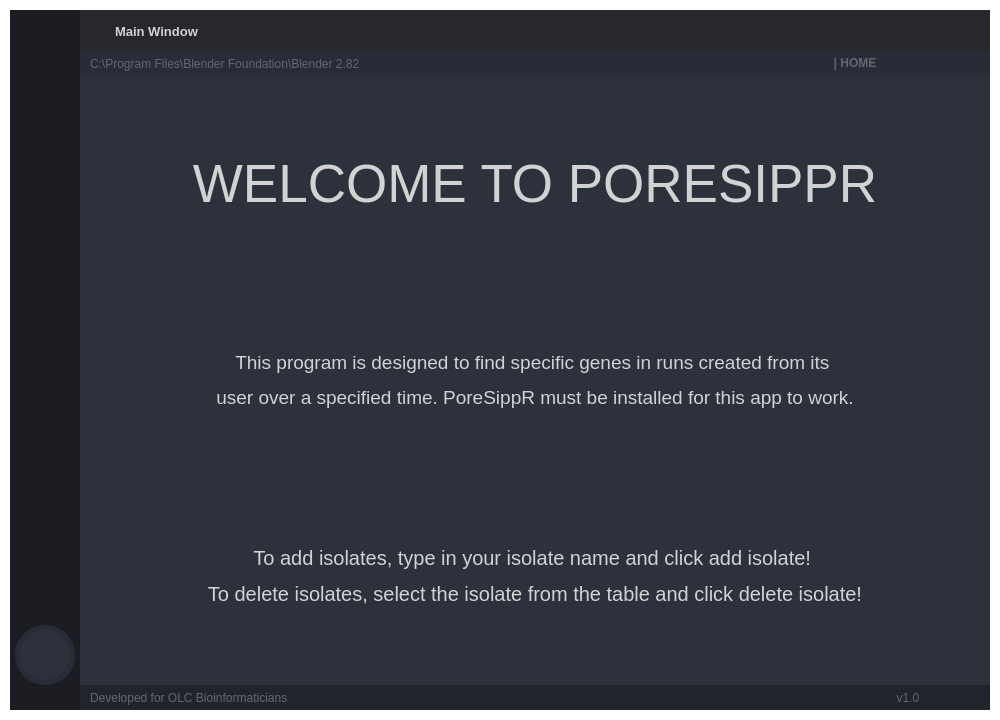
OLC-Bioinformatics/PoreSippR-GUI, file GUI_BASE.ui: the form before one commit.
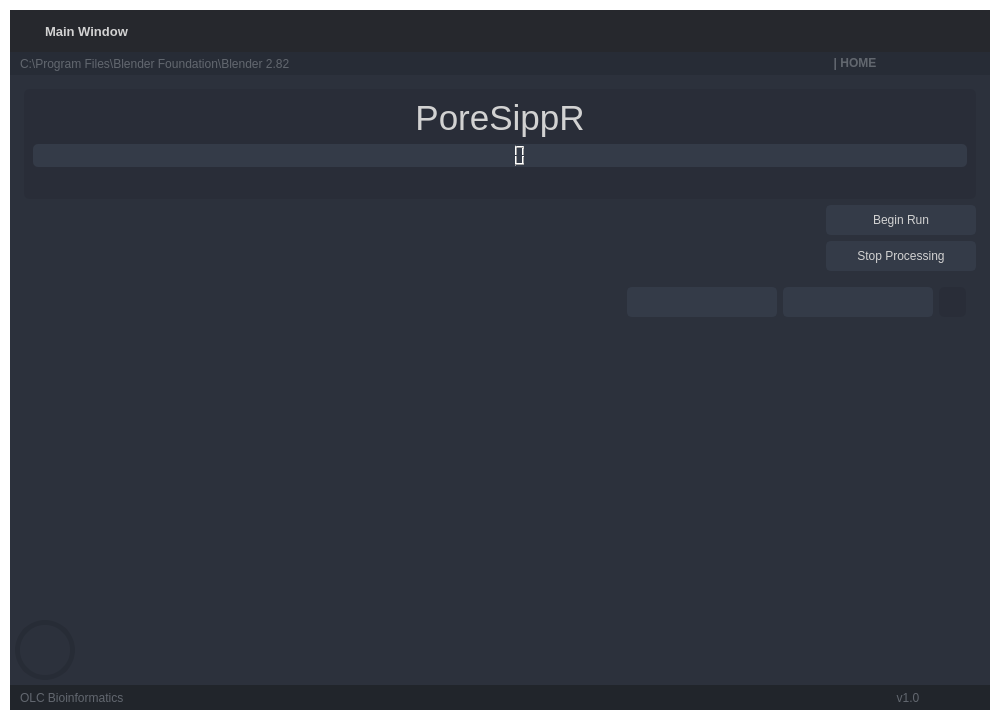
The form after the commit. Icons and pictures are not drawn.

Commit message: fix: remove home page for enhanced clarity. Rename variables to be lowercase and use underscores

The edit to the form file:
```diff
--- a/GUI_BASE.ui
+++ b/GUI_BASE.ui
@@ -882,34 +882,6 @@
              <property name="bottomMargin">
               <number>0</number>
              </property>
-             <item>
-              <widget class="QPushButton" name="btn_toggle_menu">
-               <property name="sizePolicy">
-                <sizepolicy hsizetype="Expanding" vsizetype="Expanding">
-                 <horstretch>0</horstretch>
-                 <verstretch>0</verstretch>
-                </sizepolicy>
-               </property>
-               <property name="styleSheet">
-                <string notr="true">QPushButton {
-	background-image: url(:/24x24/icons/24x24/cil-menu.png);
-	background-position: center;
-	background-repeat: no-reperat;
-	border: none;
-	background-color: rgb(27, 29, 35);
-}
-QPushButton:hover {
-	background-color: rgb(33, 37, 43);
-}
-QPushButton:pressed {	
-	background-color: rgb(85, 170, 255);
-}</string>
-               </property>
-               <property name="text">
-                <string/>
-               </property>
-              </widget>
-             </item>
             </layout>
            </widget>
           </item>
@@ -1032,7 +1004,6 @@
                       <font>
                        <family>Segoe UI</family>
                        <pointsize>10</pointsize>
-                       <weight>75</weight>
                        <bold>true</bold>
                       </font>
                      </property>
@@ -1350,166 +1321,6 @@
           <property name="bottomMargin">
            <number>0</number>
           </property>
-          <item>
-           <widget class="QFrame" name="frame_left_menu">
-            <property name="sizePolicy">
-             <sizepolicy hsizetype="Preferred" vsizetype="Preferred">
-              <horstretch>0</horstretch>
-              <verstretch>0</verstretch>
-             </sizepolicy>
-            </property>
-            <property name="minimumSize">
-             <size>
-              <width>70</width>
-              <height>0</height>
-             </size>
-            </property>
-            <property name="maximumSize">
-             <size>
-              <width>70</width>
-              <height>16777215</height>
-             </size>
-            </property>
-            <property name="layoutDirection">
-             <enum>Qt::LeftToRight</enum>
-            </property>
-            <property name="styleSheet">
-             <string notr="true">background-color: rgb(27, 29, 35);</string>
-            </property>
-            <property name="frameShape">
-             <enum>QFrame::NoFrame</enum>
-            </property>
-            <property name="frameShadow">
-             <enum>QFrame::Raised</enum>
-            </property>
-            <layout class="QVBoxLayout" name="verticalLayout_5">
-             <property name="spacing">
-              <number>1</number>
-             </property>
-             <property name="leftMargin">
-              <number>0</number>
-             </property>
-             <property name="topMargin">
-              <number>0</number>
-             </property>
-             <property name="rightMargin">
-              <number>0</number>
-             </property>
-             <property name="bottomMargin">
-              <number>0</number>
-             </property>
-             <item alignment="Qt::AlignTop">
-              <widget class="QFrame" name="frame_menus">
-               <property name="frameShape">
-                <enum>QFrame::NoFrame</enum>
-               </property>
-               <property name="frameShadow">
-                <enum>QFrame::Raised</enum>
-               </property>
-               <layout class="QVBoxLayout" name="layout_menus">
-                <property name="spacing">
-                 <number>0</number>
-                </property>
-                <property name="leftMargin">
-                 <number>0</number>
-                </property>
-                <property name="topMargin">
-                 <number>0</number>
-                </property>
-                <property name="rightMargin">
-                 <number>0</number>
-                </property>
-                <property name="bottomMargin">
-                 <number>0</number>
-                </property>
-               </layout>
-              </widget>
-             </item>
-             <item alignment="Qt::AlignBottom">
-              <widget class="QFrame" name="frame_extra_menus">
-               <property name="sizePolicy">
-                <sizepolicy hsizetype="Preferred" vsizetype="Preferred">
-                 <horstretch>0</horstretch>
-                 <verstretch>0</verstretch>
-                </sizepolicy>
-               </property>
-               <property name="frameShape">
-                <enum>QFrame::NoFrame</enum>
-               </property>
-               <property name="frameShadow">
-                <enum>QFrame::Raised</enum>
-               </property>
-               <layout class="QVBoxLayout" name="layout_menu_bottom">
-                <property name="spacing">
-                 <number>10</number>
-                </property>
-                <property name="leftMargin">
-                 <number>0</number>
-                </property>
-                <property name="topMargin">
-                 <number>0</number>
-                </property>
-                <property name="rightMargin">
-                 <number>0</number>
-                </property>
-                <property name="bottomMargin">
-                 <number>25</number>
-                </property>
-                <item alignment="Qt::AlignHCenter">
-                 <widget class="QLabel" name="label_user_icon">
-                  <property name="sizePolicy">
-                   <sizepolicy hsizetype="Maximum" vsizetype="Maximum">
-                    <horstretch>0</horstretch>
-                    <verstretch>0</verstretch>
-                   </sizepolicy>
-                  </property>
-                  <property name="minimumSize">
-                   <size>
-                    <width>60</width>
-                    <height>60</height>
-                   </size>
-                  </property>
-                  <property name="maximumSize">
-                   <size>
-                    <width>60</width>
-                    <height>60</height>
-                   </size>
-                  </property>
-                  <property name="font">
-                   <font>
-                    <family>Segoe UI</family>
-                    <pointsize>12</pointsize>
-                   </font>
-                  </property>
-                  <property name="styleSheet">
-                   <string notr="true">QLabel {
-	border-radius: 30px;
-	background-color: rgb(44, 49, 60);
-	border: 5px solid rgb(39, 44, 54);
-	background-position: center;
-	background-repeat: no-repeat;
-}</string>
-                  </property>
-                  <property name="text">
-                   <string/>
-                  </property>
-                  <property name="pixmap">
-                   <pixmap>icons/24x24/olcConfindrLogo.png</pixmap>
-                  </property>
-                  <property name="scaledContents">
-                   <bool>true</bool>
-                  </property>
-                  <property name="alignment">
-                   <set>Qt::AlignCenter</set>
-                  </property>
-                 </widget>
-                </item>
-               </layout>
-              </widget>
-             </item>
-            </layout>
-           </widget>
-          </item>
           <item>
            <widget class="QFrame" name="frame_content_right">
             <property name="styleSheet">
@@ -1574,62 +1385,7 @@
                   <property name="currentIndex">
                    <number>0</number>
                   </property>
-                  <widget class="QWidget" name="page_home">
-                   <layout class="QVBoxLayout" name="verticalLayout_10">
-                    <item>
-                     <widget class="QLabel" name="label_6">
-                      <property name="font">
-                       <font>
-                        <family>Segoe UI</family>
-                        <pointsize>40</pointsize>
-                       </font>
-                      </property>
-                      <property name="styleSheet">
-                       <string notr="true"/>
-                      </property>
-                      <property name="text">
-                       <string>WELCOME TO PORESIPPR</string>
-                      </property>
-                      <property name="alignment">
-                       <set>Qt::AlignCenter</set>
-                      </property>
-                     </widget>
-                    </item>
-                    <item>
-                     <widget class="QLabel" name="label">
-                      <property name="font">
-                       <font>
-                        <family>Segoe UI</family>
-                        <pointsize>14</pointsize>
-                       </font>
-                      </property>
-                      <property name="text">
-                       <string>&lt;html&gt;&lt;head/&gt;&lt;body&gt;&lt;p&gt;This program is designed to find specific genes in runs created from its &lt;/p&gt;&lt;p&gt;user over a specified time. PoreSippR must be installed for this app to work.&lt;/p&gt;&lt;/body&gt;&lt;/html&gt;</string>
-                      </property>
-                      <property name="alignment">
-                       <set>Qt::AlignCenter</set>
-                      </property>
-                     </widget>
-                    </item>
-                    <item>
-                     <widget class="QLabel" name="label_7">
-                      <property name="font">
-                       <font>
-                        <family>Segoe UI</family>
-                        <pointsize>15</pointsize>
-                       </font>
-                      </property>
-                      <property name="text">
-                       <string>&lt;html&gt;&lt;head/&gt;&lt;body&gt;&lt;p&gt;To add isolates, type in your isolate name and click add isolate! &lt;/p&gt;&lt;p&gt;To delete isolates, select the isolate from the table and click delete isolate!&lt;/p&gt;&lt;/body&gt;&lt;/html&gt;</string>
-                      </property>
-                      <property name="alignment">
-                       <set>Qt::AlignCenter</set>
-                      </property>
-                     </widget>
-                    </item>
-                   </layout>
-                  </widget>
-                  <widget class="QWidget" name="page_table">
+                  <widget class="QWidget" name="run_page">
                    <layout class="QVBoxLayout" name="verticalLayout_20">
                     <item>
                      <widget class="QFrame" name="frame_div_content_10">
@@ -1903,8 +1659,14 @@
                       </layout>
                      </widget>
                     </item>
-                    <item>
-                     <widget class="QPushButton" name="runBtn">
+                    <item alignment="Qt::AlignmentFlag::AlignRight">
+                     <widget class="QPushButton" name="run_button">
+                      <property name="sizePolicy">
+                       <sizepolicy hsizetype="Fixed" vsizetype="Fixed">
+                        <horstretch>0</horstretch>
+                        <verstretch>0</verstretch>
+                       </sizepolicy>
+                      </property>
                       <property name="minimumSize">
                        <size>
                         <width>150</width>
@@ -1944,8 +1706,14 @@
                       </property>
                      </widget>
                     </item>
-                    <item>
-                     <widget class="QPushButton" name="cancelBtn">
+                    <item alignment="Qt::AlignmentFlag::AlignRight">
+                     <widget class="QPushButton" name="cancel_button">
+                      <property name="sizePolicy">
+                       <sizepolicy hsizetype="Fixed" vsizetype="Fixed">
+                        <horstretch>0</horstretch>
+                        <verstretch>0</verstretch>
+                       </sizepolicy>
+                      </property>
                       <property name="minimumSize">
                        <size>
                         <width>150</width>
@@ -2164,6 +1932,55 @@
                   </widget>
                  </widget>
                 </item>
+                <item>
+                 <widget class="QLabel" name="label_user_icon">
+                  <property name="sizePolicy">
+                   <sizepolicy hsizetype="Maximum" vsizetype="Maximum">
+                    <horstretch>0</horstretch>
+                    <verstretch>0</verstretch>
+                   </sizepolicy>
+                  </property>
+                  <property name="minimumSize">
+                   <size>
+                    <width>60</width>
+                    <height>60</height>
+                   </size>
+                  </property>
+                  <property name="maximumSize">
+                   <size>
+                    <width>60</width>
+                    <height>60</height>
+                   </size>
+                  </property>
+                  <property name="font">
+                   <font>
+                    <family>Segoe UI</family>
+                    <pointsize>12</pointsize>
+                   </font>
+                  </property>
+                  <property name="styleSheet">
+                   <string notr="true">QLabel {
+	border-radius: 30px;
+	background-color: rgb(44, 49, 60);
+	border: 5px solid rgb(39, 44, 54);
+	background-position: center;
+	background-repeat: no-repeat;
+}</string>
+                  </property>
+                  <property name="text">
+                   <string/>
+                  </property>
+                  <property name="pixmap">
+                   <pixmap>icons/24x24/olcConfindrLogo.png</pixmap>
+                  </property>
+                  <property name="scaledContents">
+                   <bool>true</bool>
+                  </property>
+                  <property name="alignment">
+                   <set>Qt::AlignmentFlag::AlignCenter</set>
+                  </property>
+                 </widget>
+                </item>
                </layout>
               </widget>
              </item>
@@ -2241,7 +2058,7 @@
                       <string notr="true">color: rgb(98, 103, 111);</string>
                      </property>
                      <property name="text">
-                      <string>Developed for OLC Bioinformaticians</string>
+                      <string>OLC Bioinformatics</string>
                      </property>
                     </widget>
                    </item>
```
Left out of the diff: 120 changed lines with no effect on the pictures.
